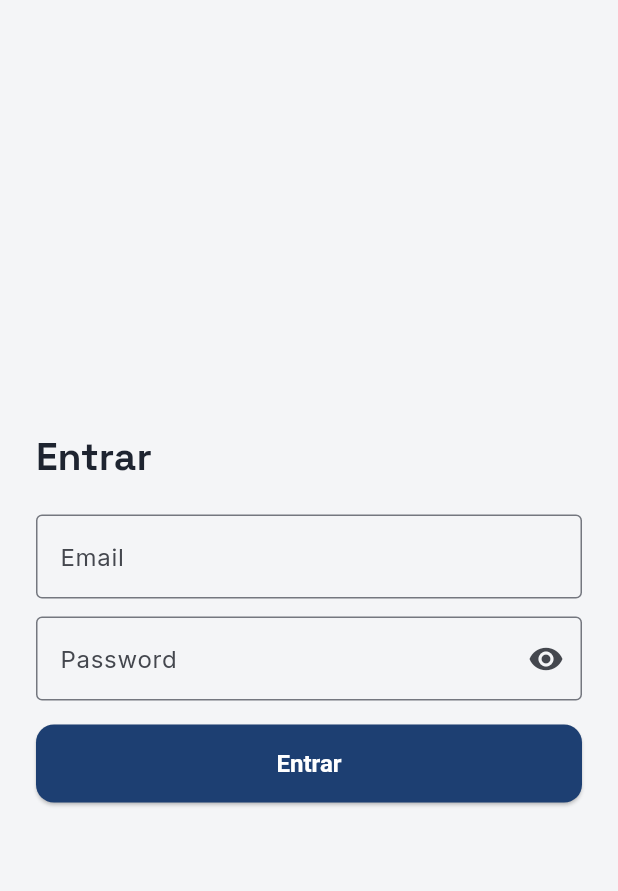
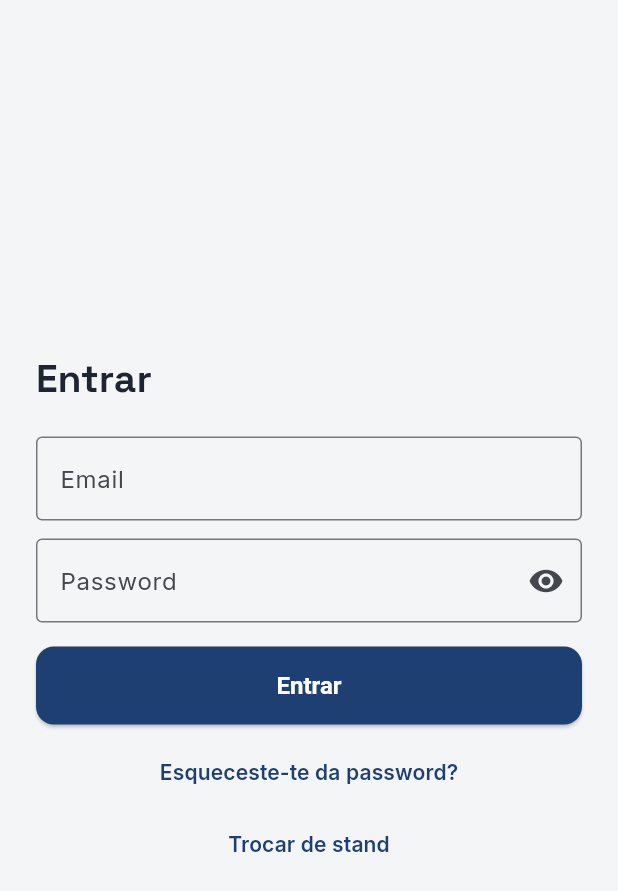
Before and after one commit to RDIGS/ps_carstand_app, a Flutter app: the LoginScreen screen opened directly, on a phone screen of 412 x 824 dp. Shown: the top 891 px of the screen. Run offline on Flutter 3.47's test engine with Material 3 defaults, Android fonts, the phone set to English and light mode, and no system bars; our stand-ins replace dio, fl_chart, flutter_colorpicker, flutter_secure_storage, google_fonts, image_picker and 2 more; missing offline and left inert: dart:html; accounts and stored records are empty; network calls fail.

Commit message:
Add stand switch and forgot-password buttons to the login screen
Login screen gains "Trocar de stand" (backs out of the current stand's
token without reinstalling) and "Esqueceste-te da password?" (explains
the no-email recovery path). Equipa gains "Repor password" per vendedor,
backed by the new backend reset-password endpoint.

Co-Authored-By: Claude Sonnet 5 <noreply@anthropic.com>

```diff
--- a/lib/l10n/app_en.arb
+++ b/lib/l10n/app_en.arb
@@ -10,6 +10,9 @@
   "loginEmail": "Email",
   "loginPassword": "Password",
   "loginErroGenerico": "Invalid email or password.",
+  "loginEsqueceuPassword": "Forgot your password?",
+  "esqueceuPasswordTitulo": "Forgot your password?",
+  "esqueceuPasswordTexto": "If you're a salesperson, ask your stand's owner to reset your password in Team. If you're the owner, contact PS CarStand support: +351 911 038 529.",
 
   "appBarStandNome": "PS CarStand · {standNome}",
 
@@ -173,6 +176,10 @@
   "convidar": "Invite",
   "contaCriadaTitulo": "Account created",
   "contaCriadaTexto": "Share this temporary password with {nome} — there's no automatic email yet.",
+  "reporPasswordTitulo": "Reset password",
+  "reporPasswordConfirmacao": "This sets a new temporary password for {nome} and signs them out on every device. Continue?",
+  "passwordRepostaTitulo": "Password reset",
+  "passwordRepostaTexto": "Share this new temporary password with {nome} — there's no automatic email yet.",
   "copiar": "Copy",
   "ok": "Ok",
   "membroSubtitulo": "{email} · {role}",
--- a/lib/l10n/app_localizations.dart
+++ b/lib/l10n/app_localizations.dart
@@ -146,6 +146,24 @@ abstract class AppLocalizations {
   /// **'Email ou password inválidos.'**
   String get loginErroGenerico;
 
+  /// No description provided for @loginEsqueceuPassword.
+  ///
+  /// In pt, this message translates to:
+  /// **'Esqueceste-te da password?'**
+  String get loginEsqueceuPassword;
+
+  /// No description provided for @esqueceuPasswordTitulo.
+  ///
+  /// In pt, this message translates to:
+  /// **'Esqueceste-te da password?'**
+  String get esqueceuPasswordTitulo;
+
+  /// No description provided for @esqueceuPasswordTexto.
+  ///
+  /// In pt, this message translates to:
+  /// **'Se és vendedor, pede ao responsável do teu stand para te repor a password em Equipa. Se és owner, contacta o suporte PS CarStand: +351 911 038 529.'**
+  String get esqueceuPasswordTexto;
+
   /// No description provided for @appBarStandNome.
   ///
   /// In pt, this message translates to:
@@ -1069,6 +1087,30 @@ abstract class AppLocalizations {
   /// In pt, this message translates to:
   /// **'Partilha esta password temporária com {nome} — ainda não há envio automático por email.'**
   String contaCriadaTexto(String nome);
+
+  /// No description provided for @reporPasswordTitulo.
+  ///
+  /// In pt, this message translates to:
+  /// **'Repor password'**
+  String get reporPasswordTitulo;
+
+  /// No description provided for @reporPasswordConfirmacao.
+  ///
+  /// In pt, this message translates to:
+  /// **'Isto define uma password temporária nova para {nome} e termina a sessão dele em todos os dispositivos. Continuar?'**
+  String reporPasswordConfirmacao(String nome);
+
+  /// No description provided for @passwordRepostaTitulo.
+  ///
+  /// In pt, this message translates to:
+  /// **'Password reposta'**
+  String get passwordRepostaTitulo;
+
+  /// No description provided for @passwordRepostaTexto.
+  ///
+  /// In pt, this message translates to:
+  /// **'Partilha esta password temporária nova com {nome} — ainda não há envio automático por email.'**
+  String passwordRepostaTexto(String nome);
 
   /// No description provided for @copiar.
   ///
--- a/lib/l10n/app_localizations_en.dart
+++ b/lib/l10n/app_localizations_en.dart
@@ -32,6 +32,16 @@ class AppLocalizationsEn extends AppLocalizations {
 
   @override
   String get loginErroGenerico => 'Invalid email or password.';
+
+  @override
+  String get loginEsqueceuPassword => 'Forgot your password?';
+
+  @override
+  String get esqueceuPasswordTitulo => 'Forgot your password?';
+
+  @override
+  String get esqueceuPasswordTexto =>
+      'If you\'re a salesperson, ask your stand\'s owner to reset your password in Team. If you\'re the owner, contact PS CarStand support: +351 911 038 529.';
 
   @override
   String appBarStandNome(String standNome) {
@@ -542,6 +552,22 @@ class AppLocalizationsEn extends AppLocalizations {
   }
 
   @override
+  String get reporPasswordTitulo => 'Reset password';
+
+  @override
+  String reporPasswordConfirmacao(String nome) {
+    return 'This sets a new temporary password for $nome and signs them out on every device. Continue?';
+  }
+
+  @override
+  String get passwordRepostaTitulo => 'Password reset';
+
+  @override
+  String passwordRepostaTexto(String nome) {
+    return 'Share this new temporary password with $nome — there\'s no automatic email yet.';
+  }
+
+  @override
   String get copiar => 'Copy';
 
   @override
--- a/lib/l10n/app_localizations_pt.dart
+++ b/lib/l10n/app_localizations_pt.dart
@@ -32,6 +32,16 @@ class AppLocalizationsPt extends AppLocalizations {
 
   @override
   String get loginErroGenerico => 'Email ou password inválidos.';
+
+  @override
+  String get loginEsqueceuPassword => 'Esqueceste-te da password?';
+
+  @override
+  String get esqueceuPasswordTitulo => 'Esqueceste-te da password?';
+
+  @override
+  String get esqueceuPasswordTexto =>
+      'Se és vendedor, pede ao responsável do teu stand para te repor a password em Equipa. Se és owner, contacta o suporte PS CarStand: +351 911 038 529.';
 
   @override
   String appBarStandNome(String standNome) {
@@ -542,6 +552,22 @@ class AppLocalizationsPt extends AppLocalizations {
   }
 
   @override
+  String get reporPasswordTitulo => 'Repor password';
+
+  @override
+  String reporPasswordConfirmacao(String nome) {
+    return 'Isto define uma password temporária nova para $nome e termina a sessão dele em todos os dispositivos. Continuar?';
+  }
+
+  @override
+  String get passwordRepostaTitulo => 'Password reposta';
+
+  @override
+  String passwordRepostaTexto(String nome) {
+    return 'Partilha esta password temporária nova com $nome — ainda não há envio automático por email.';
+  }
+
+  @override
   String get copiar => 'Copiar';
 
   @override
--- a/lib/l10n/app_pt.arb
+++ b/lib/l10n/app_pt.arb
@@ -10,6 +10,9 @@
   "loginEmail": "Email",
   "loginPassword": "Password",
   "loginErroGenerico": "Email ou password inválidos.",
+  "loginEsqueceuPassword": "Esqueceste-te da password?",
+  "esqueceuPasswordTitulo": "Esqueceste-te da password?",
+  "esqueceuPasswordTexto": "Se és vendedor, pede ao responsável do teu stand para te repor a password em Equipa. Se és owner, contacta o suporte PS CarStand: +351 911 038 529.",
 
   "appBarStandNome": "PS CarStand · {standNome}",
   "@appBarStandNome": { "placeholders": { "standNome": { "type": "String" } } },
@@ -198,6 +201,12 @@
   "contaCriadaTitulo": "Conta criada",
   "contaCriadaTexto": "Partilha esta password temporária com {nome} — ainda não há envio automático por email.",
   "@contaCriadaTexto": { "placeholders": { "nome": { "type": "String" } } },
+  "reporPasswordTitulo": "Repor password",
+  "reporPasswordConfirmacao": "Isto define uma password temporária nova para {nome} e termina a sessão dele em todos os dispositivos. Continuar?",
+  "@reporPasswordConfirmacao": { "placeholders": { "nome": { "type": "String" } } },
+  "passwordRepostaTitulo": "Password reposta",
+  "passwordRepostaTexto": "Partilha esta password temporária nova com {nome} — ainda não há envio automático por email.",
+  "@passwordRepostaTexto": { "placeholders": { "nome": { "type": "String" } } },
   "copiar": "Copiar",
   "ok": "Ok",
   "membroSubtitulo": "{email} · {role}",
```
Also changed, not shown: lib/features/auth/login_screen.dart (+42 -0 lines), lib/features/team/team_repository.dart (+8 -0 lines), lib/features/team/team_screen.dart (+52 -0 lines).
